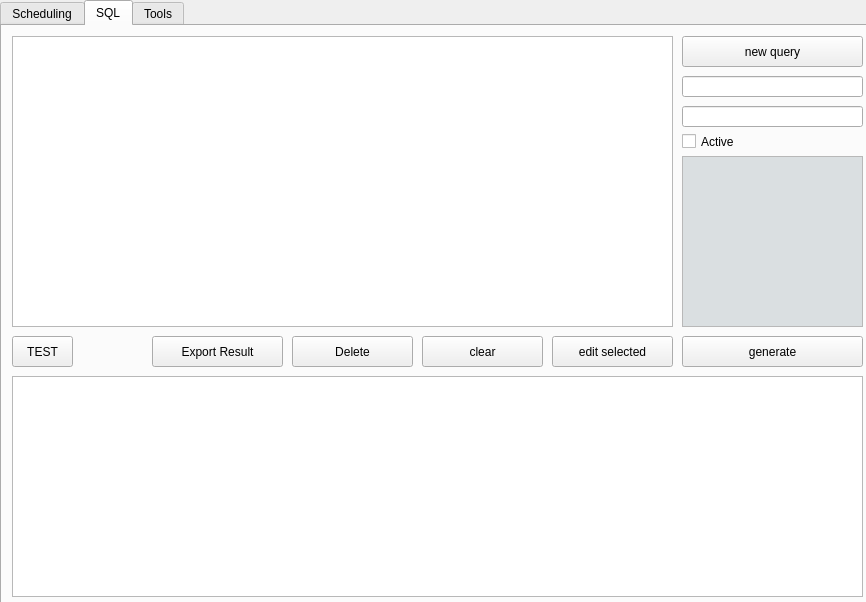
First picture: the form in reporter.ui, repository Davebudil/reporter, before the edit.
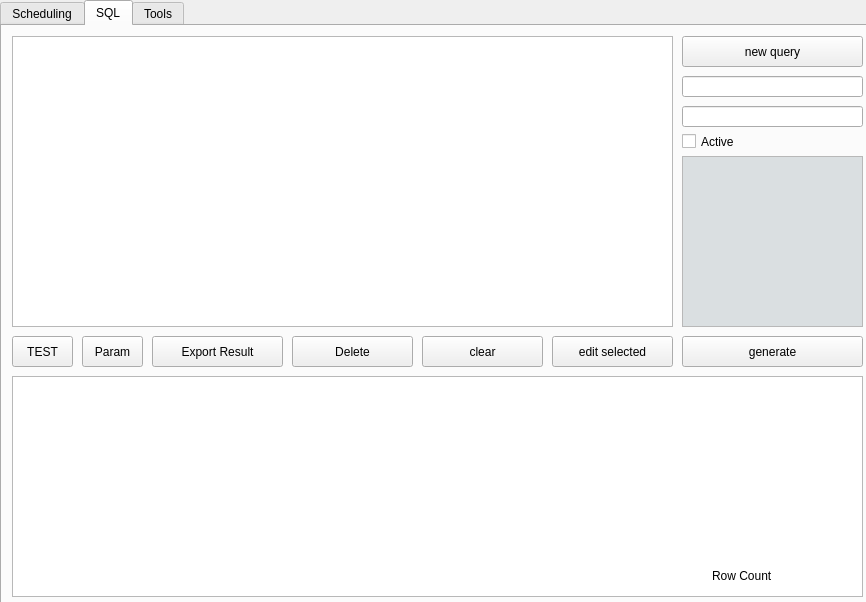
Second picture: the form after the edit. The open tabs and pages were chosen to show the change. Icons and pictures are not drawn.

Diff of the .ui file:
```diff
--- a/reporter.ui
+++ b/reporter.ui
@@ -2954,6 +2954,48 @@
        <string>Export Result</string>
       </property>
      </widget>
+     <widget class="QLabel" name="sqlDataCount">
+      <property name="geometry">
+       <rect>
+        <x>800</x>
+        <y>540</y>
+        <width>51</width>
+        <height>20</height>
+       </rect>
+      </property>
+      <property name="text">
+       <string/>
+      </property>
+     </widget>
+     <widget class="QLabel" name="sqlDataCount_2">
+      <property name="geometry">
+       <rect>
+        <x>710</x>
+        <y>540</y>
+        <width>91</width>
+        <height>20</height>
+       </rect>
+      </property>
+      <property name="text">
+       <string>Row Count</string>
+      </property>
+     </widget>
+     <widget class="QToolButton" name="paramTest">
+      <property name="geometry">
+       <rect>
+        <x>80</x>
+        <y>310</y>
+        <width>61</width>
+        <height>31</height>
+       </rect>
+      </property>
+      <property name="styleSheet">
+       <string notr="true"/>
+      </property>
+      <property name="text">
+       <string>Param</string>
+      </property>
+     </widget>
     </widget>
     <widget class="QWidget" name="tab">
      <attribute name="title">
```
Left out of the diff: 2 changed lines with no effect on the pictures.
